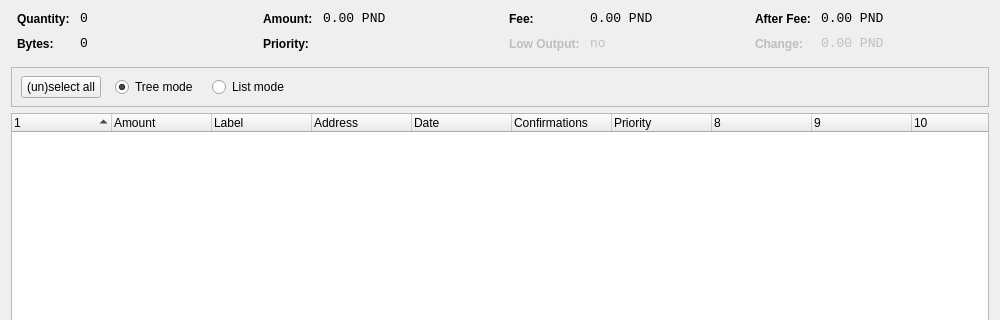
Qt form src/qt/forms/coincontroldialog.ui (justthedoctor/pandacoin-dev) before a commit; both pictures show x 0 to 1000 and y 0 to 320 of the 1000 by 500 pixel window.
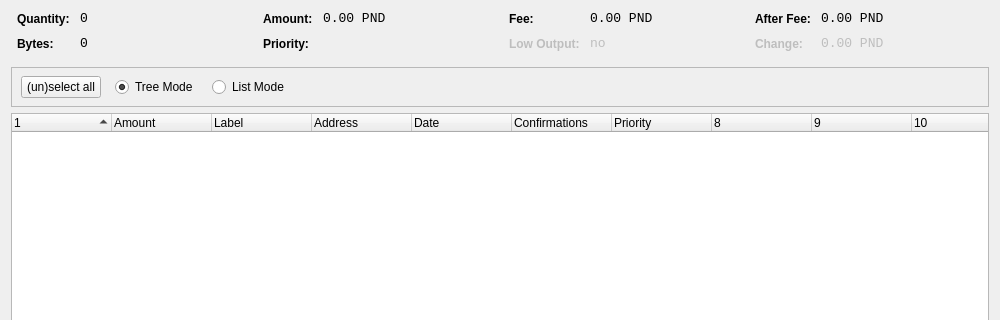
The same form after that commit. Custom widgets are drawn as their Qt base class.

Patch:
```diff
--- a/src/qt/forms/coincontroldialog.ui
+++ b/src/qt/forms/coincontroldialog.ui
@@ -379,7 +379,7 @@
         <height>41</height>
        </rect>
       </property>
-      <layout class="QHBoxLayout" name="horizontalLayoutPanel" stretch="0,0,0,0,0">
+      <layout class="QHBoxLayout" name="horizontalLayoutPanel" stretch="0,0,0,0">
        <property name="spacing">
         <number>14</number>
        </property>
@@ -405,7 +405,7 @@
           </sizepolicy>
          </property>
          <property name="text">
-          <string>Tree mode</string>
+          <string>Tree Mode</string>
          </property>
          <property name="checked">
           <bool>true</bool>
@@ -421,7 +421,7 @@
           </sizepolicy>
          </property>
          <property name="text">
-          <string>List mode</string>
+          <string>List Mode</string>
          </property>
         </widget>
        </item>
```
